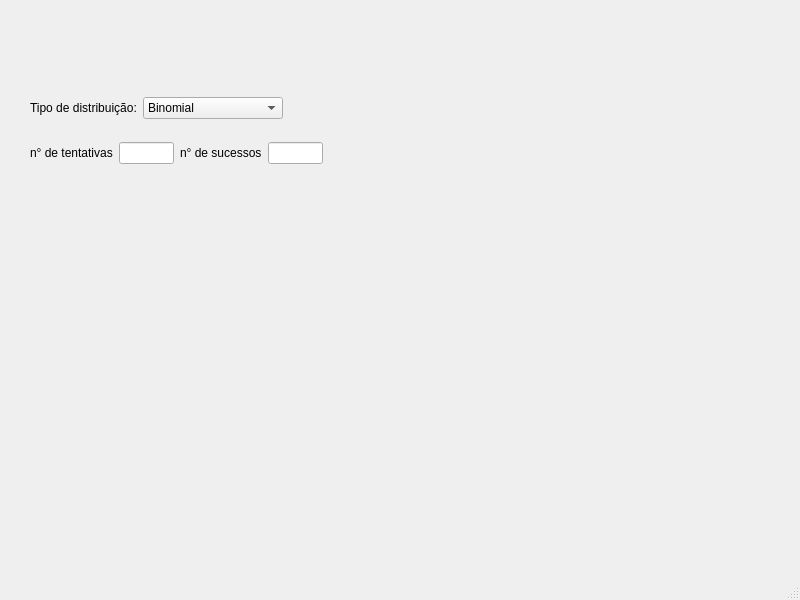
The window that mainwindow.ui (felipeadulis/Vadlator) describes before a commit, drawn with Qt 5.
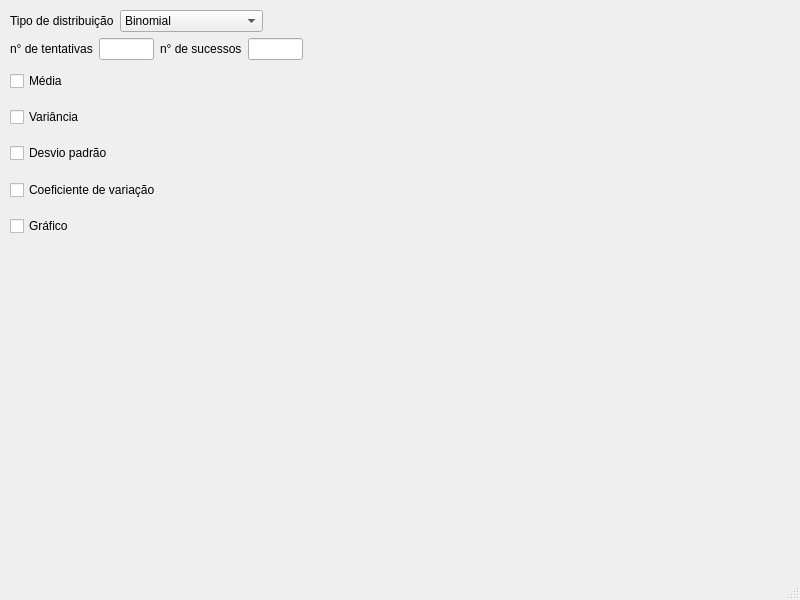
The same window after the commit.

```diff
--- a/mainwindow.ui
+++ b/mainwindow.ui
@@ -17,10 +17,10 @@
    <widget class="QWidget" name="verticalLayoutWidget_2">
     <property name="geometry">
      <rect>
-      <x>30</x>
-      <y>80</y>
+      <x>10</x>
+      <y>10</y>
       <width>293</width>
-      <height>101</height>
+      <height>231</height>
      </rect>
     </property>
     <layout class="QVBoxLayout" name="verticalLayout_2">
@@ -35,7 +35,7 @@
           </sizepolicy>
          </property>
          <property name="text">
-          <string>Tipo de distribuição:</string>
+          <string>Tipo de distribuição</string>
          </property>
         </widget>
        </item>
@@ -105,6 +105,100 @@
        </item>
       </layout>
      </item>
+     <item>
+      <layout class="QVBoxLayout" name="verticalLayout_3">
+       <item>
+        <layout class="QHBoxLayout" name="horizontalLayout">
+         <item>
+          <widget class="QCheckBox" name="medCheck">
+           <property name="text">
+            <string>Média</string>
+           </property>
+          </widget>
+         </item>
+         <item>
+          <widget class="QLabel" name="med">
+           <property name="text">
+            <string/>
+           </property>
+          </widget>
+         </item>
+        </layout>
+       </item>
+       <item>
+        <layout class="QHBoxLayout" name="horizontalLayout_6">
+         <item>
+          <widget class="QCheckBox" name="varCheck">
+           <property name="text">
+            <string>Variância</string>
+           </property>
+          </widget>
+         </item>
+         <item>
+          <widget class="QLabel" name="var">
+           <property name="text">
+            <string/>
+           </property>
+          </widget>
+         </item>
+        </layout>
+       </item>
+       <item>
+        <layout class="QHBoxLayout" name="horizontalLayout_7">
+         <item>
+          <widget class="QCheckBox" name="desvPadCheck">
+           <property name="text">
+            <string>Desvio padrão</string>
+           </property>
+          </widget>
+         </item>
+         <item>
+          <widget class="QLabel" name="desvPad">
+           <property name="text">
+            <string/>
+           </property>
+          </widget>
+         </item>
+        </layout>
+       </item>
+       <item>
+        <layout class="QHBoxLayout" name="horizontalLayout_8">
+         <item>
+          <widget class="QCheckBox" name="cvCheck">
+           <property name="text">
+            <string>Coeficiente de variação</string>
+           </property>
+          </widget>
+         </item>
+         <item>
+          <widget class="QLabel" name="cv">
+           <property name="text">
+            <string/>
+           </property>
+          </widget>
+         </item>
+        </layout>
+       </item>
+       <item>
+        <layout class="QHBoxLayout" name="horizontalLayout_11">
+         <item>
+          <widget class="QCheckBox" name="grafCheck">
+           <property name="text">
+            <string>Gráfico</string>
+           </property>
+          </widget>
+         </item>
+         <item>
+          <widget class="QLabel" name="label_4">
+           <property name="text">
+            <string/>
+           </property>
+          </widget>
+         </item>
+        </layout>
+       </item>
+      </layout>
+     </item>
     </layout>
    </widget>
   </widget>
```
